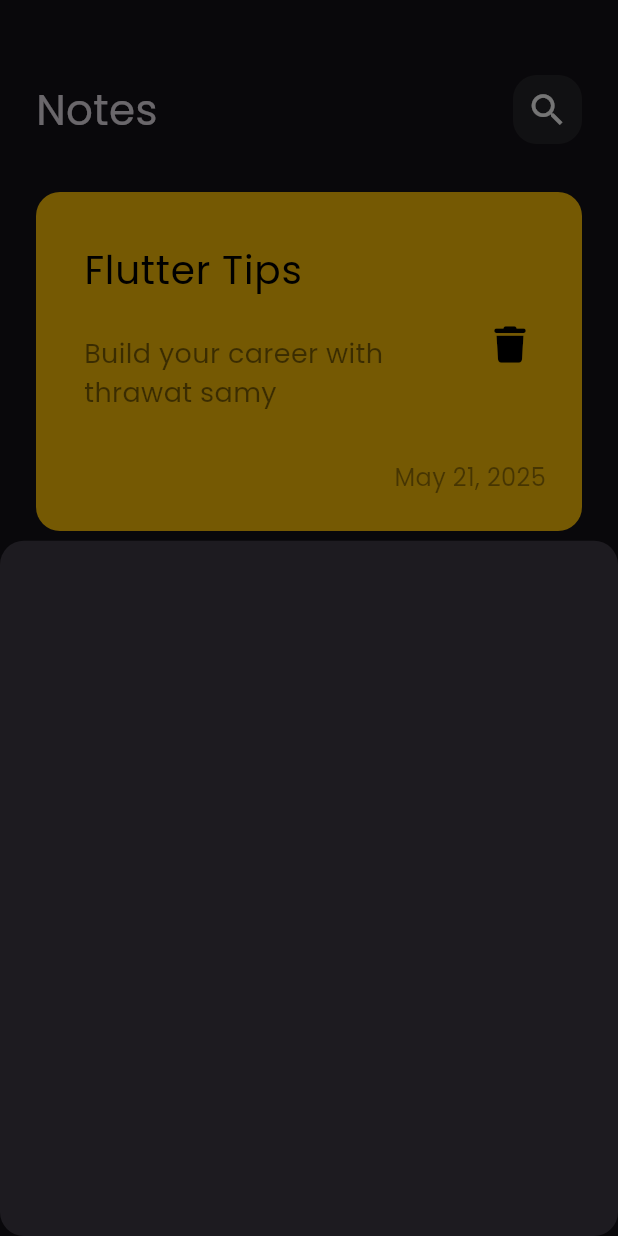
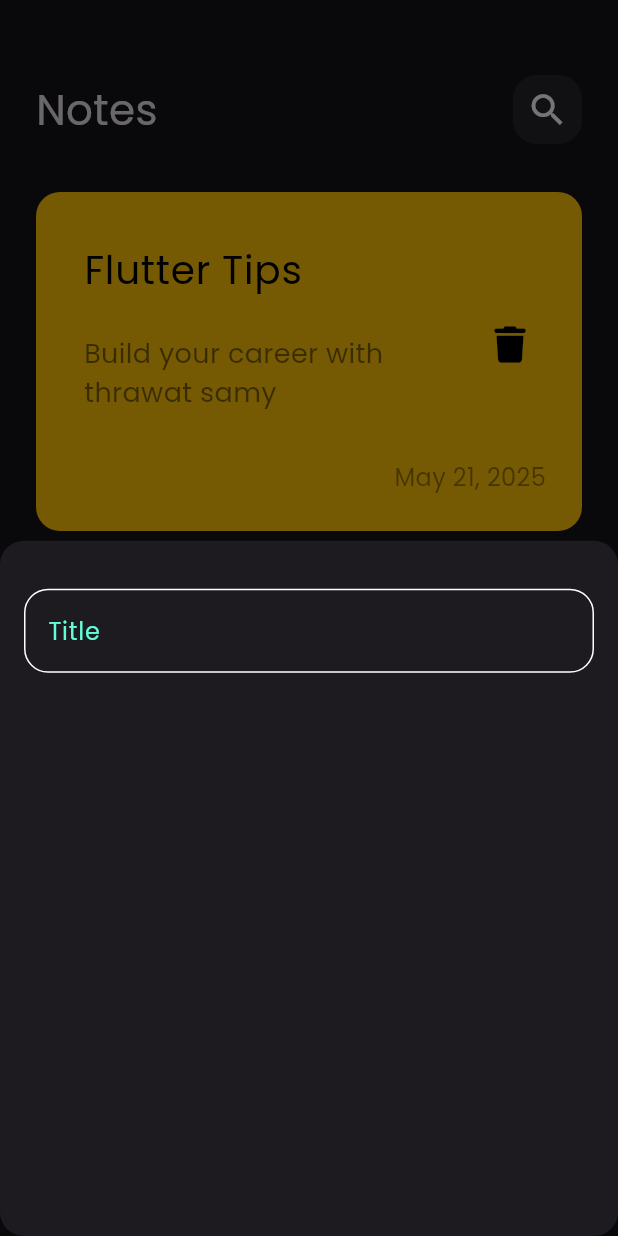
Before and after one commit to polamaged/notes_app, a Flutter app: the screen it shows after launch, after a tap on the "add" icon, on a phone screen of 412 x 824 dp. Run offline on Flutter 3.47's test engine with Material 3 defaults, Android fonts, the phone set to English and light mode, and no system bars; our stand-ins replace font_awesome_flutter.

Commit message:
create custom text field

```diff
--- /dev/null
+++ b/lib/constant.dart
@@ -0,0 +1,3 @@
+import 'package:flutter/cupertino.dart';
+
+const KPrimaryColor = Color(0xFF62FCD7);
--- a/lib/view/widgets/add_note_buttom_sheet.dart
+++ b/lib/view/widgets/add_note_buttom_sheet.dart
@@ -1,11 +1,22 @@
 
 import 'package:flutter/material.dart';
+import 'package:notesapp/view/widgets/custom_text_field.dart';
 
 class AddNoteButtomSheet extends StatelessWidget {
   const AddNoteButtomSheet({super.key});
 
   @override
   Widget build(BuildContext context) {
-    return Container();
+    return Padding(
+      padding: const EdgeInsets.symmetric(horizontal: 16),
+      child: Column(
+        children: [
+          SizedBox(height: 32,),
+          CustomTextField(hintname: 'Title',),
+
+        ],
+
+      ),
+    );
   }
 }
--- /dev/null
+++ b/lib/view/widgets/custom_text_field.dart
@@ -0,0 +1,32 @@
+import 'package:flutter/material.dart';
+import 'package:notesapp/constant.dart';
+
+class CustomTextField extends StatelessWidget {
+  const CustomTextField({super.key, required this.hintname});
+
+
+  final String hintname;
+  @override
+  Widget build(BuildContext context) {
+    return TextField(
+      cursorColor: KPrimaryColor,
+      decoration: InputDecoration(
+        hintText: hintname,
+        hintStyle: TextStyle(color: KPrimaryColor),
+        border: buildborder(),
+        enabledBorder: buildborder(),
+        focusedBorder: buildborder(KPrimaryColor),
+      ),
+
+
+    );
+  }
+
+  OutlineInputBorder buildborder([color]) {
+    return OutlineInputBorder(
+        borderRadius: BorderRadius.circular(16),
+        borderSide: BorderSide(
+          color: color ?? Colors.white)
+      );
+  }
+}
```
